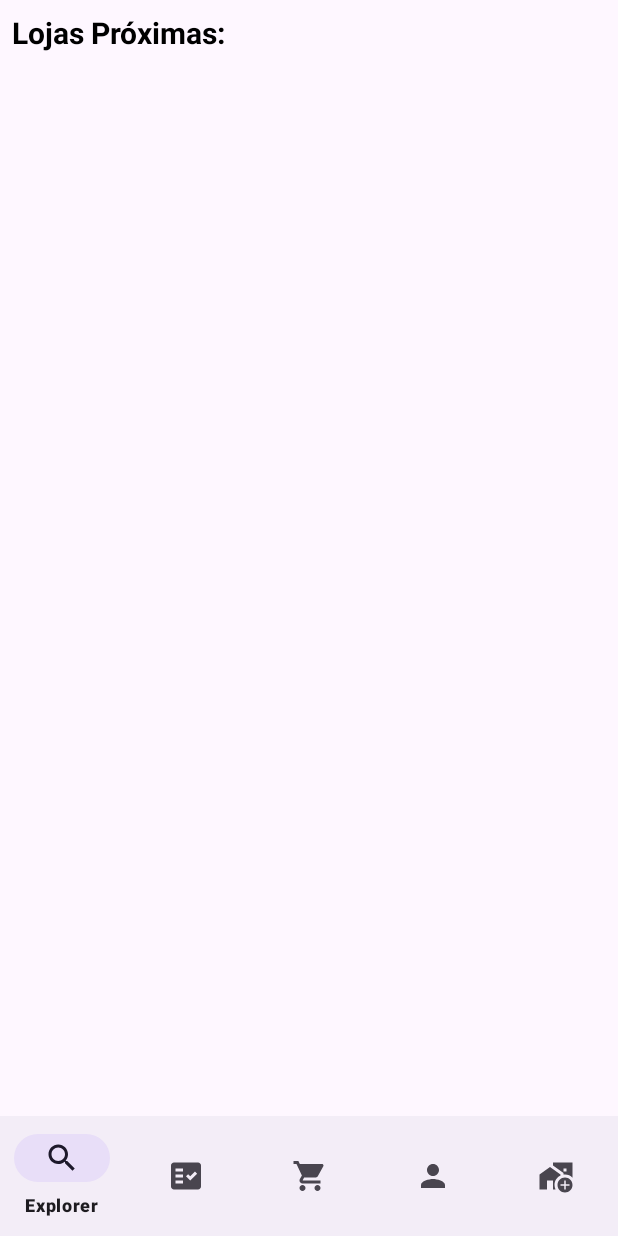
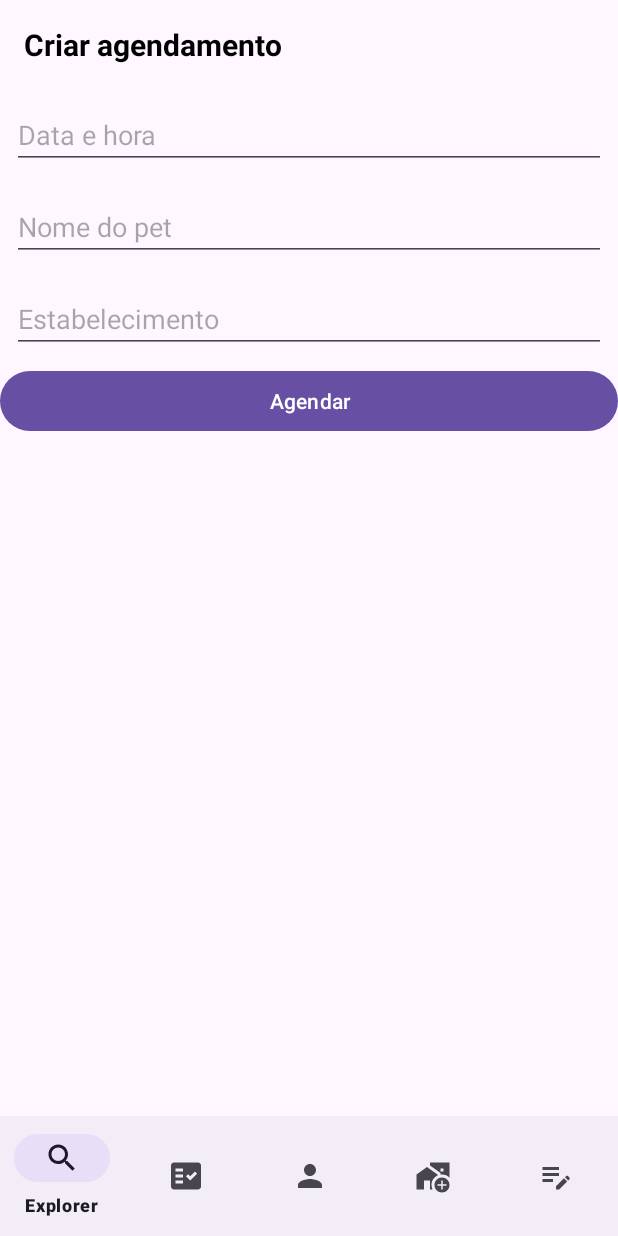
Before and after one commit to gustavodias24/TccPetShop, an Android app: the FragmentHome screen opened directly, with no data from a screen before it, item 5 of the bottom bar chosen, on a phone screen of 412 x 824 dp. Run offline under Robolectric (Android 15) with nearby library versions, the phone set to English and light mode, and no system bars; our stand-ins replace Firebase (no records; nobody signed in at launch, a user with empty details on screens opened directly).

Commit message:
Agendamento de serviços
{
	novo fragMent para gerar agendamento para o usuário.
	Escolher o estabelecimento, a data e hora e o nome do pet.
	Estrutura do firebase fica child(ID_CLIENTE) -> child(ID_AGENDAMENTO)
}

```diff
--- /dev/null
+++ b/app/src/main/java/benicio/soluces/tccpetshop/ui/FragmentAgendamentos.java
@@ -0,0 +1,80 @@
+package benicio.soluces.tccpetshop.ui;
+
+import static android.content.Context.MODE_PRIVATE;
+
+import android.content.SharedPreferences;
+import android.os.Bundle;
+
+import androidx.annotation.NonNull;
+import androidx.fragment.app.Fragment;
+
+import android.view.LayoutInflater;
+import android.view.View;
+import android.view.ViewGroup;
+import android.widget.Toast;
+
+import com.google.android.gms.tasks.OnCompleteListener;
+import com.google.android.gms.tasks.Task;
+import com.google.firebase.database.DataSnapshot;
+import com.google.firebase.database.DatabaseError;
+import com.google.firebase.database.DatabaseReference;
+import com.google.firebase.database.FirebaseDatabase;
+import com.google.firebase.database.ValueEventListener;
+
+import java.util.UUID;
+
+import benicio.soluces.tccpetshop.R;
+import benicio.soluces.tccpetshop.databinding.FragmentAgendamentosBinding;
+import benicio.soluces.tccpetshop.model.AgendamentoModel;
+
+public class FragmentAgendamentos extends Fragment {
+
+
+    SharedPreferences preferences;
+    DatabaseReference refAgendaments = FirebaseDatabase.getInstance().getReference().child("agendaments_table");
+    FragmentAgendamentosBinding mainBinding;
+
+    public static FragmentAgendamentos newInstance(String param1, String param2) {
+        FragmentAgendamentos fragment = new FragmentAgendamentos();
+
+        return fragment;
+    }
+
+    @Override
+    public void onCreate(Bundle savedInstanceState) {
+        super.onCreate(savedInstanceState);
+
+    }
+
+    @Override
+    public View onCreateView(LayoutInflater inflater, ViewGroup container,
+                             Bundle savedInstanceState) {
+        mainBinding = FragmentAgendamentosBinding.inflate(getLayoutInflater());
+
+        preferences = getActivity().getSharedPreferences("usuario", MODE_PRIVATE);
+
+        mainBinding.agendar.setOnClickListener( view -> {
+            String nomePet, estabelecimento, id, idClient, dataHora;
+
+            id = UUID.randomUUID().toString();
+            idClient = preferences.getString("idUsuario", "");
+            nomePet = mainBinding.edtNomePet.getText().toString();
+            estabelecimento = mainBinding.edtEstabelecimento.getText().toString();
+            dataHora = mainBinding.edtData.getText().toString();
+
+            refAgendaments.child(idClient).child(id).setValue(
+                    new AgendamentoModel(dataHora, id, idClient, nomePet, estabelecimento)
+            ).addOnCompleteListener(task -> {
+                if (task.isSuccessful()){
+                    mainBinding.edtNomePet.setText("");
+                    mainBinding.edtEstabelecimento.setText("");
+                    mainBinding.edtData.setText("");
+                    Toast.makeText(getActivity(), "Agendamento criado com sucesso!", Toast.LENGTH_SHORT).show();
+                }else{
+                    Toast.makeText(getActivity(), "Problema de conexão", Toast.LENGTH_SHORT).show();
+                }
+            });
+        });
+        return mainBinding.getRoot();
+    }
+}
--- a/app/src/main/java/benicio/soluces/tccpetshop/ui/FragmentHome.java
+++ b/app/src/main/java/benicio/soluces/tccpetshop/ui/FragmentHome.java
@@ -30,15 +30,16 @@ public class FragmentHome extends BaseFragment<FragmentHomeBinding> implements
         Fragment fragment = null;
         if ( v.getItemId() == R.id.btn_explorer){
             fragment = new FragmentExplorer();
-        }else if (v.getItemId() ==  R.id.btn_cart){
-            fragment = new FragmentCart();
         }else if (v.getItemId() == R.id.btn_wish_list){
             fragment = new FragmentWishlist();
         }else if (v.getItemId() == R.id.btn_profile){
             fragment = new FragmentSettings();
         }else if ( v.getItemId() == R.id.btn_lojas_proximas){
             fragment = new FragmentLojas();
+        }else if ( v.getItemId() == R.id.btn_agendamentos){
+            fragment = new FragmentAgendamentos();
         }
+
         inflateFragment(fragment);
         return false;
     }
--- /dev/null
+++ b/app/src/main/res/drawable/baseline_edit_note_24.xml
@@ -0,0 +1,5 @@
+<vector android:height="24dp" android:tint="#000000"
+    android:viewportHeight="24" android:viewportWidth="24"
+    android:width="24dp" xmlns:android="http://schemas.android.com/apk/res/android">
+    <path android:fillColor="@android:color/white" android:pathData="M3,10h11v2H3V10zM3,8h11V6H3V8zM3,16h7v-2H3V16zM18.01,12.87l0.71,-0.71c0.39,-0.39 1.02,-0.39 1.41,0l0.71,0.71c0.39,0.39 0.39,1.02 0,1.41l-0.71,0.71L18.01,12.87zM17.3,13.58l-5.3,5.3V21h2.12l5.3,-5.3L17.3,13.58z"/>
+</vector>
--- /dev/null
+++ b/app/src/main/res/layout/fragment_agendamentos.xml
@@ -0,0 +1,54 @@
+<?xml version="1.0" encoding="utf-8"?>
+<LinearLayout
+    android:orientation="vertical"
+    xmlns:android="http://schemas.android.com/apk/res/android"
+    xmlns:tools="http://schemas.android.com/tools"
+    android:layout_width="match_parent"
+    android:layout_height="match_parent"
+    tools:context=".ui.FragmentAgendamentos">
+
+    <TextView
+        android:id="@+id/textView4"
+        android:layout_width="match_parent"
+        android:layout_height="wrap_content"
+        android:layout_margin="8dp"
+        android:padding="8dp"
+        android:text="Criar agendamento"
+        android:textColor="#000000"
+        android:textSize="20sp"
+        android:textStyle="bold" />
+
+    <EditText
+        android:id="@+id/edt_data"
+        android:layout_width="match_parent"
+        android:layout_height="wrap_content"
+        android:layout_margin="8dp"
+        android:ems="10"
+        android:hint="Data e hora"
+        android:inputType="text" />
+
+    <EditText
+        android:id="@+id/edt_nome_pet"
+        android:layout_width="match_parent"
+        android:layout_height="wrap_content"
+        android:layout_margin="8dp"
+        android:ems="10"
+        android:hint="Nome do pet"
+        android:inputType="text" />
+
+    <EditText
+        android:id="@+id/edt_estabelecimento"
+        android:layout_width="match_parent"
+        android:layout_height="wrap_content"
+        android:layout_margin="8dp"
+        android:ems="10"
+        android:hint="Estabelecimento"
+        android:inputType="text" />
+
+    <Button
+        android:id="@+id/agendar"
+        android:layout_width="match_parent"
+        android:layout_height="wrap_content"
+        android:text="Agendar" />
+
+</LinearLayout>
--- a/app/src/main/res/menu/menu_layout.xml
+++ b/app/src/main/res/menu/menu_layout.xml
@@ -9,15 +9,20 @@
         android:title="@string/menu_wish_list"
         android:icon="@drawable/ic_wish_list"/>
     <item
-        android:id="@+id/btn_cart"
-        android:title="@string/menu_cart"
-        android:icon="@drawable/ic_shopping_cart"/>
-    <item
         android:id="@+id/btn_profile"
         android:title="@string/menu_profile"
         android:icon="@drawable/ic_profile"/>
+
     <item
         android:id="@+id/btn_lojas_proximas"
-        android:title="lojas Próximas"
+        android:title="Lojas Próximas"
         android:icon="@drawable/baseline_add_home_work_24"/>
+
+    <item
+        android:id="@+id/btn_agendamentos"
+        android:title="Agendamentos"
+        android:icon="@drawable/baseline_edit_note_24"/>
+
+
+
 </menu>
```
Also changed, not shown: app/src/main/java/benicio/soluces/tccpetshop/model/AgendamentoModel.java (added, +56 -0 lines).
